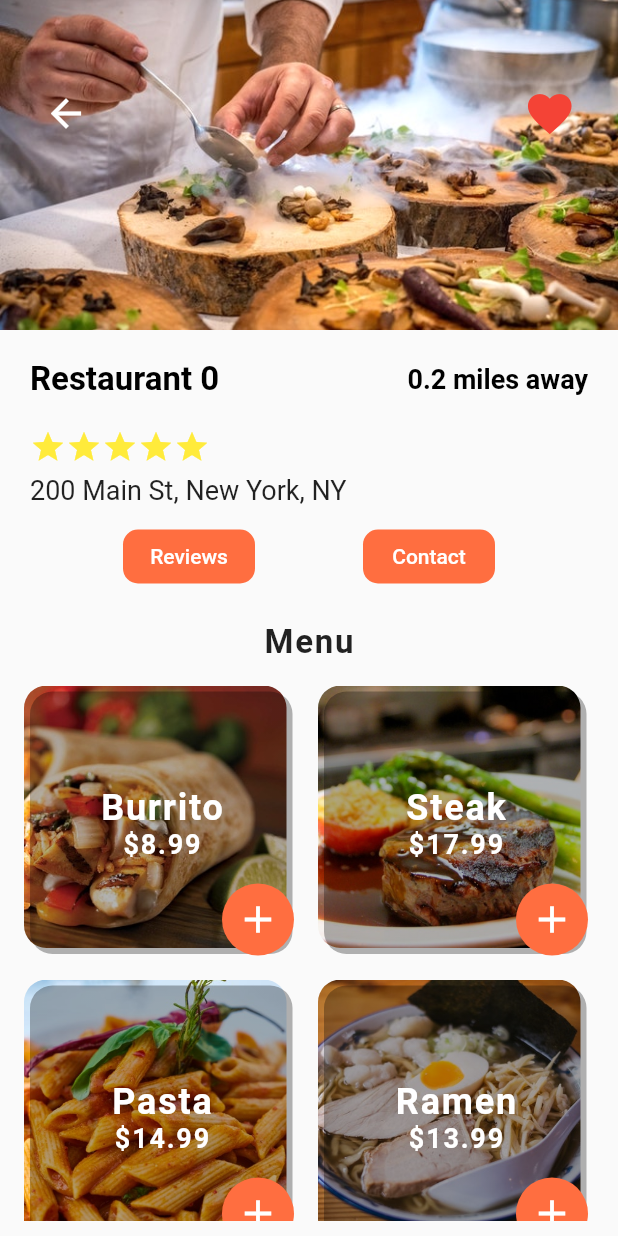
After one commit to devesh0605/foodDeliveryUI, a Flutter app: the screen it shows after launch, after a tap on "Restaurant 0", on a phone screen of 412 x 824 dp. The commit adds this screen. Run offline on Flutter 3.47's test engine with Material 2 defaults, Android fonts, the phone set to English and light mode, and no system bars.

Commit message:
added menus

```diff
--- a/lib/screen/home_screen.dart
+++ b/lib/screen/home_screen.dart
@@ -1,6 +1,7 @@
 import 'package:flutter/material.dart';
 import 'package:flutter_meal_ui/data/data.dart';
 import 'package:flutter_meal_ui/models/restaurant.dart';
+import 'package:flutter_meal_ui/screen/restaurant_details.dart';
 import 'package:flutter_meal_ui/widgets/rating_stars.dart';
 import 'package:flutter_meal_ui/widgets/recent_orders.dart';
 
@@ -13,7 +14,15 @@ class _HomeScreenState extends State<HomeScreen> {
   _buildRestaurants() {
     List<Widget> restaurantsList = [];
     restaurants.forEach((Restaurant restaurant) {
-      restaurantsList.add(Container(
+      restaurantsList.add(InkWell(
+        onTap: () {
+          Navigator.push(context, MaterialPageRoute(builder: (context) {
+            return RestaurantDetails(
+              restaurant: restaurant,
+            );
+          }));
+        },
+        child: Container(
           margin: EdgeInsets.symmetric(
             horizontal: 20.0,
             vertical: 10.0,
@@ -30,6 +39,8 @@ class _HomeScreenState extends State<HomeScreen> {
             children: [
               ClipRRect(
                 borderRadius: BorderRadius.circular(15.0),
+                child: Hero(
+                  tag: restaurant.name,
                   child: Image(
                     height: 150,
                     width: 150,
@@ -37,6 +48,7 @@ class _HomeScreenState extends State<HomeScreen> {
                       restaurant.imageUrl,
                     ),
                     fit: BoxFit.cover,
+                  ),
                 ),
               ),
               Expanded(
@@ -87,9 +99,10 @@ class _HomeScreenState extends State<HomeScreen> {
               )
             ],
           ),
+        ),
       ));
     });
-    return Column(
+    return ListView(
       children: restaurantsList,
     );
   }
@@ -117,7 +130,8 @@ class _HomeScreenState extends State<HomeScreen> {
           )
         ],
       ),
-      body: ListView(
+      body: Column(
+        crossAxisAlignment: CrossAxisAlignment.start,
         children: MediaQuery.of(context).size.width < 770
             ? [
                 Padding(
@@ -166,15 +180,13 @@ class _HomeScreenState extends State<HomeScreen> {
                   ),
                 ),
                 RecentOrders(),
-                Column(
-                  crossAxisAlignment: CrossAxisAlignment.start,
-                  children: [
                 Padding(
                   padding: const EdgeInsets.symmetric(
                     horizontal: 20.0,
                   ),
                   child: Text(
                     'Nearby Restaurants',
+                    textAlign: TextAlign.start,
                     style: TextStyle(
                       fontSize: 24.0,
                       fontWeight: FontWeight.bold,
@@ -182,9 +194,12 @@ class _HomeScreenState extends State<HomeScreen> {
                     ),
                   ),
                 ),
-                    _buildRestaurants(),
-                  ],
-                )
+                Expanded(
+                  child: Padding(
+                    padding: const EdgeInsets.symmetric(horizontal: 8.0),
+                    child: _buildRestaurants(),
+                  ),
+                ),
               ]
             : [
                 Row(
--- /dev/null
+++ b/lib/screen/restaurant_details.dart
@@ -0,0 +1,251 @@
+import 'package:flutter/material.dart';
+import 'package:flutter_meal_ui/models/food.dart';
+import 'package:flutter_meal_ui/models/restaurant.dart';
+import 'package:flutter_meal_ui/widgets/rating_stars.dart';
+
+class RestaurantDetails extends StatefulWidget {
+  final Restaurant restaurant;
+
+  RestaurantDetails({this.restaurant});
+
+  @override
+  _RestaurantDetailsState createState() => _RestaurantDetailsState();
+}
+
+class _RestaurantDetailsState extends State<RestaurantDetails> {
+  _buildMenuItem(Food menuItem) {
+    return Center(
+      child: Stack(
+        children: [
+          Padding(
+            padding: const EdgeInsets.all(6.0),
+            child: Container(
+              height: 175,
+              width: 175,
+              decoration: BoxDecoration(
+                borderRadius: BorderRadius.circular(15.0),
+                image: DecorationImage(
+                    image: AssetImage(menuItem.imageUrl), fit: BoxFit.cover),
+              ),
+            ),
+          ),
+          Padding(
+            padding: const EdgeInsets.all(10.0),
+            child: Container(
+              height: 175,
+              width: 175,
+              decoration: BoxDecoration(
+                borderRadius: BorderRadius.circular(15.0),
+                gradient: LinearGradient(
+                    begin: Alignment.topRight,
+                    end: Alignment.bottomLeft,
+                    colors: [
+                      Colors.black.withOpacity(0.3),
+                      Colors.black87.withOpacity(0.3),
+                      Colors.black54.withOpacity(0.3),
+                      Colors.black38.withOpacity(0.3),
+                    ],
+                    stops: [
+                      0.1,
+                      0.5,
+                      0.7,
+                      0.9,
+                    ]),
+              ),
+            ),
+          ),
+          Center(
+            child: Column(
+              mainAxisAlignment: MainAxisAlignment.center,
+              children: [
+                Text(
+                  menuItem.name,
+                  style: TextStyle(
+                    color: Colors.white,
+                    fontSize: 24,
+                    fontWeight: FontWeight.bold,
+                    letterSpacing: 1.2,
+                  ),
+                ),
+                Text(
+                  '\$${menuItem.price}',
+                  style: TextStyle(
+                    color: Colors.white,
+                    fontSize: 18,
+                    fontWeight: FontWeight.bold,
+                    letterSpacing: 1.2,
+                  ),
+                )
+              ],
+            ),
+          ),
+          Positioned(
+            bottom: 10.0,
+            right: 10.0,
+            child: Container(
+              decoration: BoxDecoration(
+                color: Theme.of(context).primaryColor,
+                borderRadius: BorderRadius.circular(30),
+                //shape: BoxShape.circle,
+              ),
+              child: IconButton(
+                iconSize: 30,
+                icon: Icon(Icons.add),
+                onPressed: () {},
+                color: Colors.white,
+              ),
+            ),
+          )
+        ],
+      ),
+    );
+  }
+
+  @override
+  Widget build(BuildContext context) {
+    return Scaffold(
+      body: SafeArea(
+        child: Column(
+          crossAxisAlignment: CrossAxisAlignment.start,
+          children: [
+            Stack(children: [
+              Hero(
+                tag: widget.restaurant.name,
+                child: Image(
+                  fit: BoxFit.cover,
+                  height: 220.0,
+                  width: MediaQuery.of(context).size.width,
+                  image: AssetImage(widget.restaurant.imageUrl),
+                ),
+              ),
+              Padding(
+                padding: const EdgeInsets.symmetric(
+                    horizontal: 20.0, vertical: 50.0),
+                child: Row(
+                  mainAxisAlignment: MainAxisAlignment.spaceBetween,
+                  children: [
+                    IconButton(
+                      icon: Icon(Icons.arrow_back),
+                      color: Colors.white,
+                      iconSize: 30.0,
+                      onPressed: () {
+                        Navigator.of(context).pop();
+                      },
+                    ),
+                    IconButton(
+                      icon: Icon(Icons.favorite),
+                      color: Colors.red,
+                      iconSize: 35.0,
+                      onPressed: () {
+                        ScaffoldMessenger.of(context).showSnackBar(
+                            SnackBar(content: Text('Added to favorites')));
+                      },
+                    ),
+                  ],
+                ),
+              ),
+            ]),
+            Column(
+              crossAxisAlignment: CrossAxisAlignment.start,
+              children: [
+                Padding(
+                  padding: const EdgeInsets.all(20.0),
+                  child: Row(
+                    mainAxisAlignment: MainAxisAlignment.spaceBetween,
+                    children: [
+                      Text(
+                        widget.restaurant.name,
+                        style: TextStyle(
+                            fontSize: 22.0,
+                            fontWeight: FontWeight.w600,
+                            color: Colors.black),
+                      ),
+                      Text(
+                        '0.2 miles away',
+                        style: TextStyle(
+                            fontSize: 18.0,
+                            fontWeight: FontWeight.w600,
+                            color: Colors.black),
+                      ),
+                    ],
+                  ),
+                ),
+                Padding(
+                  padding: const EdgeInsets.symmetric(horizontal: 20.0),
+                  child: RatingStars(widget.restaurant.rating),
+                ),
+                SizedBox(
+                  height: 6.0,
+                ),
+                Padding(
+                  padding: const EdgeInsets.symmetric(horizontal: 20.0),
+                  child: Text(
+                    widget.restaurant.address,
+                    style: TextStyle(fontSize: 18),
+                  ),
+                )
+              ],
+            ),
+            Padding(
+              padding: const EdgeInsets.all(10.0),
+              child: Row(
+                mainAxisAlignment: MainAxisAlignment.spaceEvenly,
+                children: [
+                  FlatButton(
+                    onPressed: () {},
+                    child: Text(
+                      'Reviews',
+                      style: TextStyle(
+                        color: Colors.white,
+                      ),
+                    ),
+                    color: Theme.of(context).primaryColor,
+                    shape: RoundedRectangleBorder(
+                        borderRadius: BorderRadius.circular(10.0)),
+                  ),
+                  FlatButton(
+                    onPressed: () {},
+                    child: Text(
+                      'Contact',
+                      style: TextStyle(
+                        color: Colors.white,
+                      ),
+                    ),
+                    color: Theme.of(context).primaryColor,
+                    shape: RoundedRectangleBorder(
+                        borderRadius: BorderRadius.circular(10.0)),
+                  ),
+                ],
+              ),
+            ),
+            SizedBox(
+              height: 10,
+            ),
+            Center(
+              child: Text(
+                'Menu',
+                style: TextStyle(
+                  fontWeight: FontWeight.w600,
+                  letterSpacing: 1.2,
+                  fontSize: 22.0,
+                ),
+              ),
+            ),
+            Expanded(
+              child: Padding(
+                padding: const EdgeInsets.all(10.0),
+                child: GridView.count(
+                  crossAxisCount: 2,
+                  children:
+                      List.generate(widget.restaurant.menu.length, (index) {
+                    return _buildMenuItem(widget.restaurant.menu[index]);
+                  }),
+                ),
+              ),
+            )
+          ],
+        ),
+      ),
+    );
+  }
+}
```
Lines whose indentation alone changed are shown as unchanged.
